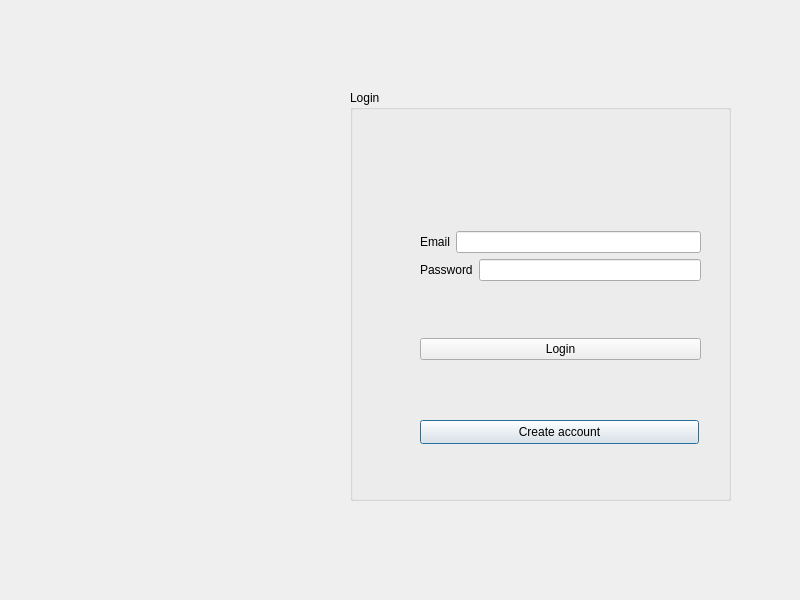
Before: the Qt Designer form login.ui in aminabkl/Departement_Management, drawn with Qt 5.
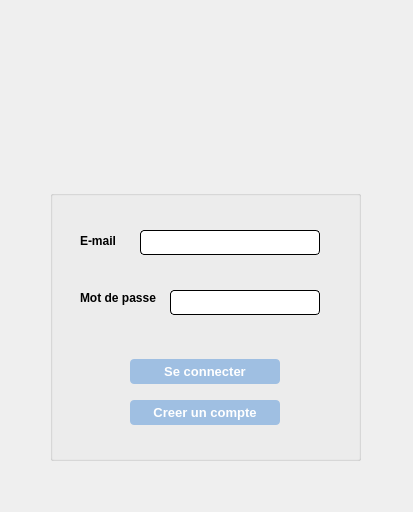
After: the same form once the commit is applied.

Commit message: Login_Interface

```diff
--- a/login.ui
+++ b/login.ui
@@ -6,93 +6,235 @@
    <rect>
     <x>0</x>
     <y>0</y>
-    <width>800</width>
-    <height>600</height>
+    <width>413</width>
+    <height>512</height>
    </rect>
   </property>
   <property name="windowTitle">
    <string>Login</string>
   </property>
   <widget class="QGroupBox" name="groupBox">
+   <property name="enabled">
+    <bool>true</bool>
+   </property>
    <property name="geometry">
     <rect>
-     <x>350</x>
-     <y>90</y>
-     <width>381</width>
-     <height>411</height>
+     <x>50</x>
+     <y>190</y>
+     <width>311</width>
+     <height>271</height>
     </rect>
    </property>
+   <property name="mouseTracking">
+    <bool>false</bool>
+   </property>
+   <property name="autoFillBackground">
+    <bool>false</bool>
+   </property>
+   <property name="styleSheet">
+    <string notr="true">color: rgb(0, 0, 0);</string>
+   </property>
    <property name="title">
-    <string>Login</string>
+    <string/>
    </property>
    <widget class="QPushButton" name="Signup_Button">
     <property name="geometry">
      <rect>
-      <x>70</x>
-      <y>330</y>
-      <width>279</width>
-      <height>24</height>
+      <x>80</x>
+      <y>210</y>
+      <width>150</width>
+      <height>25</height>
      </rect>
     </property>
+    <property name="maximumSize">
+     <size>
+      <width>250</width>
+      <height>16777215</height>
+     </size>
+    </property>
+    <property name="font">
+     <font>
+      <pointsize>-1</pointsize>
+      <bold>true</bold>
+     </font>
+    </property>
+    <property name="styleSheet">
+     <string notr="true">QPushButton{
+color: #ffffff;
+border-radius:4px;
+background-color: rgb(159, 191, 226);
+height: 25px;
+font-size:13px;
+}
+QPushButton:hover:!pressed
+{
+	background-color: rgb(179, 216, 255);
+}
+QPushButton:pressed
+{
+              transition: 0.9s; 
+}</string>
+    </property>
     <property name="text">
-     <string>Create account</string>
+     <string>Creer un compte</string>
     </property>
    </widget>
-   <widget class="QWidget" name="">
+   <widget class="QLineEdit" name="email">
     <property name="geometry">
      <rect>
-      <x>70</x>
-      <y>90</y>
-      <width>281</width>
-      <height>231</height>
+      <x>90</x>
+      <y>40</y>
+      <width>180</width>
+      <height>25</height>
      </rect>
     </property>
-    <layout class="QVBoxLayout" name="verticalLayout_2">
-     <item>
-      <layout class="QVBoxLayout" name="verticalLayout">
-       <item>
-        <layout class="QHBoxLayout" name="horizontalLayout">
-         <item>
-          <widget class="QLabel" name="label">
-           <property name="text">
-            <string>Email</string>
-           </property>
-          </widget>
-         </item>
-         <item>
-          <widget class="QLineEdit" name="email"/>
-         </item>
-        </layout>
-       </item>
-       <item>
-        <layout class="QHBoxLayout" name="horizontalLayout_2">
-         <item>
-          <widget class="QLabel" name="label_2">
-           <property name="text">
-            <string>Password</string>
-           </property>
-          </widget>
-         </item>
-         <item>
-          <widget class="QLineEdit" name="password">
-           <property name="echoMode">
-            <enum>QLineEdit::Password</enum>
-           </property>
-          </widget>
-         </item>
-        </layout>
-       </item>
-      </layout>
-     </item>
-     <item>
-      <widget class="QPushButton" name="loginButton">
-       <property name="text">
-        <string>Login</string>
-       </property>
-      </widget>
-     </item>
-    </layout>
+    <property name="maximumSize">
+     <size>
+      <width>250</width>
+      <height>200</height>
+     </size>
+    </property>
+    <property name="styleSheet">
+     <string notr="true">QLineEdit{
+	background-color: rgb(255, 255, 255);
+	 border: 1px  solid;
+     border-radius: 4px;
+
+}</string>
+    </property>
+    <property name="frame">
+     <bool>true</bool>
+    </property>
+    <property name="echoMode">
+     <enum>QLineEdit::Normal</enum>
+    </property>
    </widget>
+   <widget class="QPushButton" name="loginButton">
+    <property name="geometry">
+     <rect>
+      <x>80</x>
+      <y>169</y>
+      <width>150</width>
+      <height>25</height>
+     </rect>
+    </property>
+    <property name="maximumSize">
+     <size>
+      <width>250</width>
+      <height>16777215</height>
+     </size>
+    </property>
+    <property name="font">
+     <font>
+      <pointsize>-1</pointsize>
+      <bold>true</bold>
+     </font>
+    </property>
+    <property name="styleSheet">
+     <string notr="true">QPushButton{
+color: #ffffff;
+border-radius:4px;
+background-color: rgb(159, 191, 226);
+height: 25px;
+font-size:13px;
+}
+QPushButton:hover:!pressed
+{
+	background-color: rgb(179, 216, 255);
+}
+QPushButton:pressed
+{
+              transition: 0.9s; 
+}</string>
+    </property>
+    <property name="text">
+     <string>Se connecter</string>
+    </property>
+   </widget>
+   <widget class="QLabel" name="label_2">
+    <property name="geometry">
+     <rect>
+      <x>30</x>
+      <y>100</y>
+      <width>81</width>
+      <height>16</height>
+     </rect>
+    </property>
+    <property name="font">
+     <font>
+      <pointsize>9</pointsize>
+      <bold>true</bold>
+     </font>
+    </property>
+    <property name="text">
+     <string>Mot de passe</string>
+    </property>
+   </widget>
+   <widget class="QLineEdit" name="password">
+    <property name="geometry">
+     <rect>
+      <x>120</x>
+      <y>100</y>
+      <width>150</width>
+      <height>25</height>
+     </rect>
+    </property>
+    <property name="styleSheet">
+     <string notr="true">QLineEdit{
+	background-color: rgb(255, 255, 255);
+	 border: 1px  solid;
+     border-radius: 4px;
+}</string>
+    </property>
+    <property name="echoMode">
+     <enum>QLineEdit::Password</enum>
+    </property>
+   </widget>
+   <widget class="QLabel" name="label">
+    <property name="geometry">
+     <rect>
+      <x>30</x>
+      <y>40</y>
+      <width>41</width>
+      <height>21</height>
+     </rect>
+    </property>
+    <property name="font">
+     <font>
+      <pointsize>9</pointsize>
+      <bold>true</bold>
+     </font>
+    </property>
+    <property name="text">
+     <string>E-mail</string>
+    </property>
+   </widget>
+  </widget>
+  <widget class="QLabel" name="FstLogo">
+   <property name="geometry">
+    <rect>
+     <x>30</x>
+     <y>30</y>
+     <width>100</width>
+     <height>100</height>
+    </rect>
+   </property>
+   <property name="text">
+    <string/>
+   </property>
+  </widget>
+  <widget class="QLabel" name="UniLogo">
+   <property name="geometry">
+    <rect>
+     <x>280</x>
+     <y>30</y>
+     <width>100</width>
+     <height>100</height>
+    </rect>
+   </property>
+   <property name="text">
+    <string/>
+   </property>
   </widget>
  </widget>
  <resources/>
```
Left out of the diff: 5 changed lines with no effect on the pictures. The commit also changes 7 other files.
